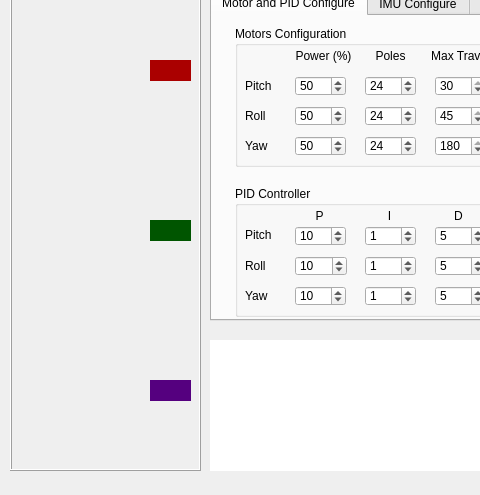
Before: the Qt Designer form dev/gStabiSC/mainwindow.ui in tongvtdan/gStabiSC, drawn with Qt 5; both pictures show x 0 to 480 and y 139 to 634 of the 800 by 634 pixel window.
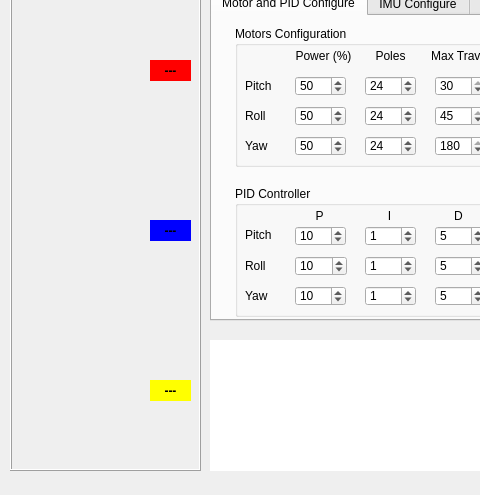
After: the same form once the commit is applied. The open tabs and pages were chosen to show the change. Icons and pictures are not drawn. Custom widgets are drawn as their Qt base class.

Commit message: Thay đổi thể hiện của các cockpit

Diff of the .ui file:
```diff
--- a/dev/gStabiSC/mainwindow.ui
+++ b/dev/gStabiSC/mainwindow.ui
@@ -80,11 +80,17 @@
        <height>21</height>
       </rect>
      </property>
+     <property name="font">
+      <font>
+       <weight>75</weight>
+       <bold>true</bold>
+      </font>
+     </property>
      <property name="styleSheet">
-      <string notr="true">background-color: rgb(170, 0, 0);</string>
+      <string notr="true">background-color: rgb(255, 0, 0);</string>
      </property>
      <property name="text">
-      <string/>
+      <string>---</string>
      </property>
      <property name="alignment">
       <set>Qt::AlignCenter</set>
@@ -99,11 +105,17 @@
        <height>21</height>
       </rect>
      </property>
+     <property name="font">
+      <font>
+       <weight>75</weight>
+       <bold>true</bold>
+      </font>
+     </property>
      <property name="styleSheet">
-      <string notr="true">background-color: rgb(0, 85, 0);</string>
+      <string notr="true">background-color: rgb(0, 0, 255);</string>
      </property>
      <property name="text">
-      <string/>
+      <string>---</string>
      </property>
      <property name="alignment">
       <set>Qt::AlignCenter</set>
@@ -118,11 +130,17 @@
        <height>21</height>
       </rect>
      </property>
+     <property name="font">
+      <font>
+       <weight>75</weight>
+       <bold>true</bold>
+      </font>
+     </property>
      <property name="styleSheet">
-      <string notr="true">background-color: rgb(85, 0, 127);</string>
+      <string notr="true">background-color: rgb(255, 255, 0);</string>
      </property>
      <property name="text">
-      <string/>
+      <string>---</string>
      </property>
      <property name="alignment">
       <set>Qt::AlignCenter</set>
```
Left out of the diff: 2 changed lines with no effect on the pictures. The commit also changes 2 other files.
